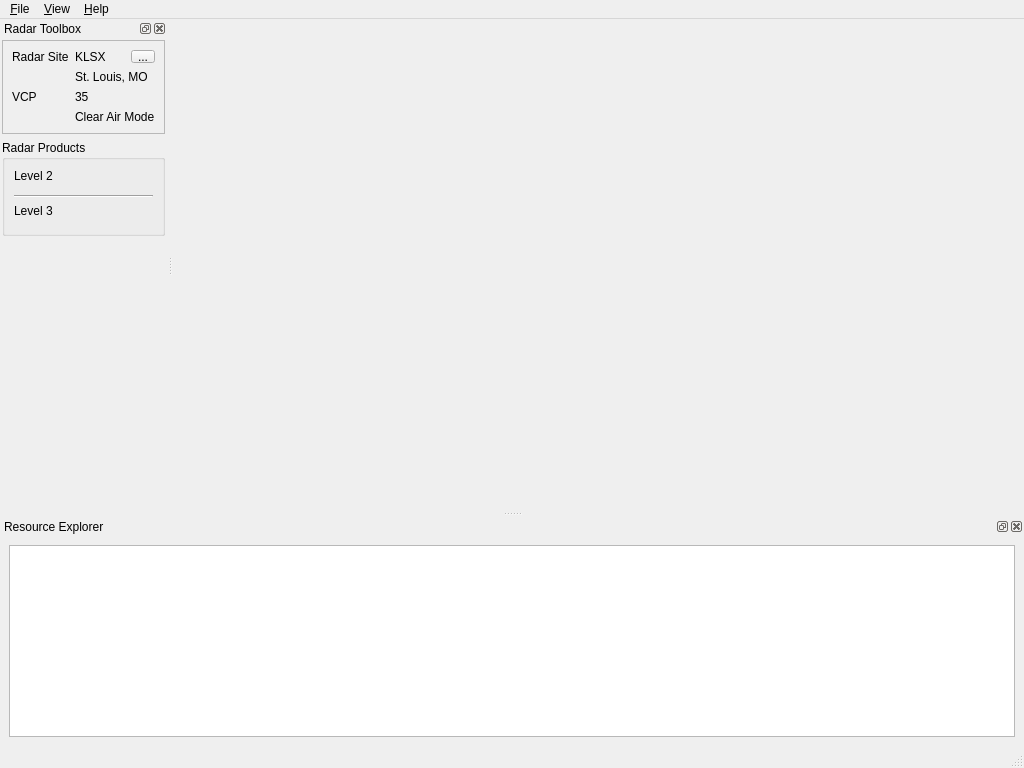
First picture: the form in scwx-qt/source/scwx/qt/main/main_window.ui, repository dpaulat/supercell-wx, before the edit.
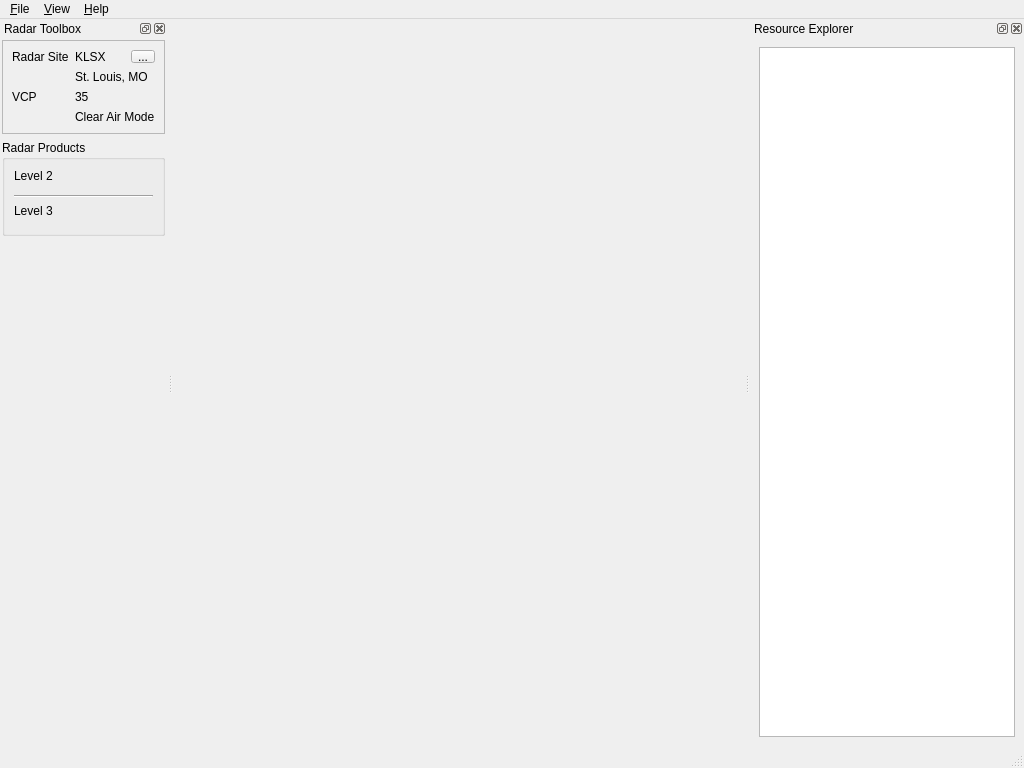
Second picture: the form after the edit.

Diff of the .ui file:
```diff
--- a/scwx-qt/source/scwx/qt/main/main_window.ui
+++ b/scwx-qt/source/scwx/qt/main/main_window.ui
@@ -230,7 +230,7 @@
     <string>Resource Explorer</string>
    </property>
    <attribute name="dockWidgetArea">
-    <number>8</number>
+    <number>2</number>
    </attribute>
    <widget class="QWidget" name="dockWidgetContents">
     <layout class="QVBoxLayout" name="verticalLayout_3">
```
